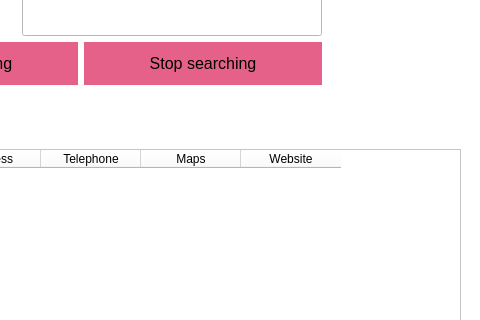
Above: UI/goomaps.ui from AhmedGsm/Google-Maps-Scraper before the change; both pictures show x 435 to 915 and y 138 to 458 of the 1024 by 598 pixel window. Below: the same form after it.
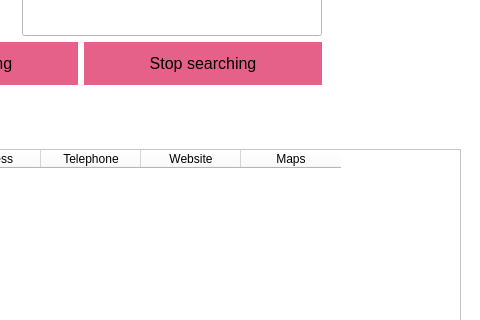
That is the form after the change. Icons and pictures are not drawn.

```diff
--- a/UI/goomaps.ui
+++ b/UI/goomaps.ui
@@ -232,12 +232,12 @@
            </column>
            <column>
             <property name="text">
-             <string>Maps</string>
+             <string>Website</string>
             </property>
            </column>
            <column>
             <property name="text">
-             <string>Website</string>
+             <string>Maps</string>
             </property>
            </column>
           </widget>
```
Left out of the diff: 3 changed lines with no effect on the pictures.
